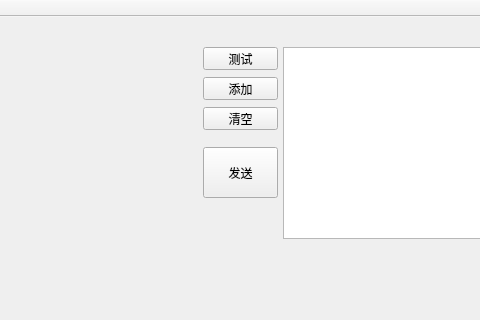
Qt form AJDoctorView/mainwindow.ui (leo0530/AJDoctorView) before a commit; both pictures show x 637 to 1117 and y 0 to 320 of the 1311 by 576 pixel window.
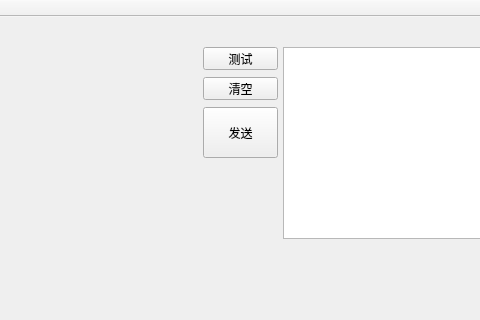
The same form after that commit.

The edit to the form file:
```diff
--- a/AJDoctorView/mainwindow.ui
+++ b/AJDoctorView/mainwindow.ui
@@ -50,24 +50,11 @@
      </rect>
     </property>
    </widget>
-   <widget class="QPushButton" name="addButton">
-    <property name="geometry">
-     <rect>
-      <x>840</x>
-      <y>60</y>
-      <width>75</width>
-      <height>23</height>
-     </rect>
-    </property>
-    <property name="text">
-     <string>添加</string>
-    </property>
-   </widget>
    <widget class="QPushButton" name="deleteItemButton">
     <property name="geometry">
      <rect>
       <x>840</x>
-      <y>90</y>
+      <y>60</y>
       <width>75</width>
       <height>23</height>
      </rect>
@@ -80,7 +67,7 @@
     <property name="geometry">
      <rect>
       <x>840</x>
-      <y>130</y>
+      <y>90</y>
       <width>75</width>
       <height>51</height>
      </rect>
```
